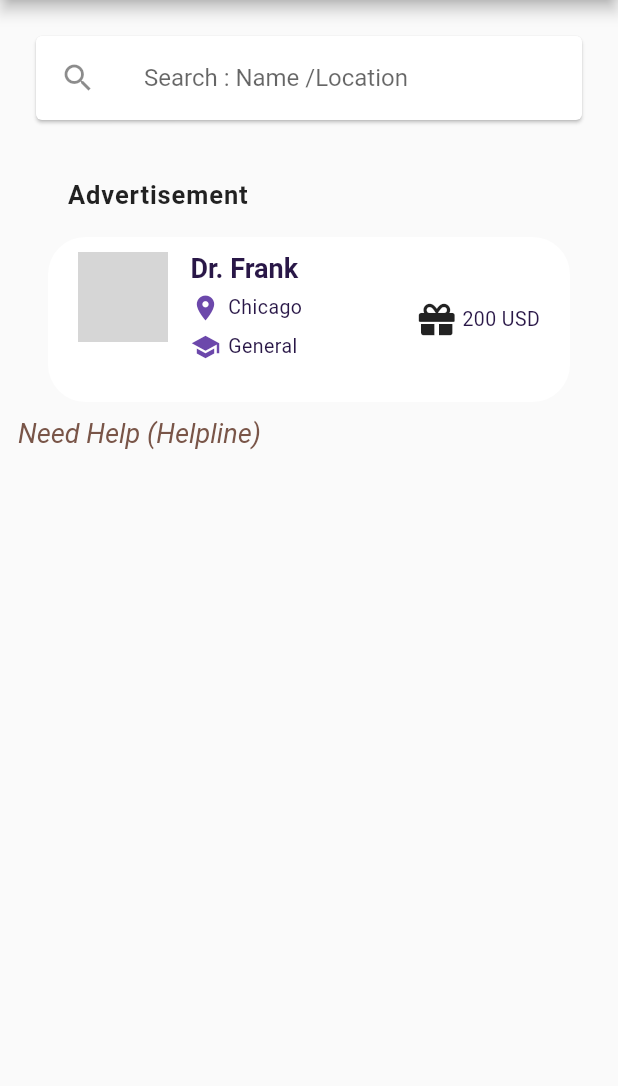
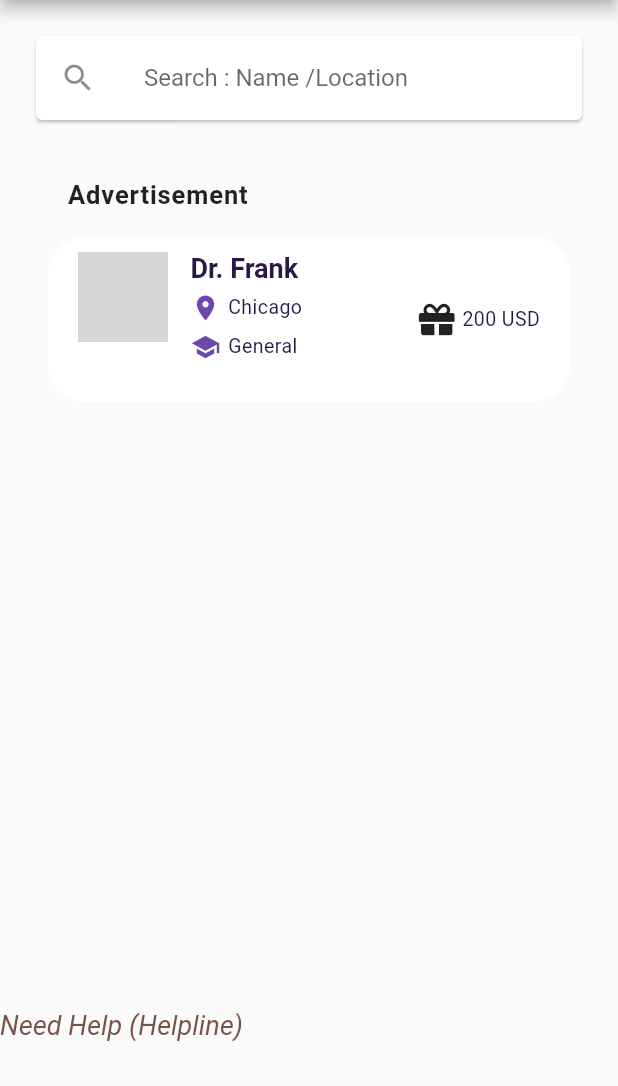
Before and after one commit to frank-hub/HMS_Mobile_App, a Flutter app: the RevDoctor screen opened directly, on a phone screen of 412 x 824 dp, the part 150-1236 px from its top. Run offline on Flutter 3.47's test engine with Material 2 defaults, Android fonts, the phone set to English and light mode, and no system bars; our stand-ins replace datetime_picker_formfield, dio, email_validator, flutter_signin_button, fluttertoast, font_awesome_flutter and 5 more; missing offline and left inert: is_first_run; accounts and stored records are empty; network calls fail; grey boxes are pictures that could not be loaded.

```diff
--- a/lib/screens/patient/revDoctor.dart
+++ b/lib/screens/patient/revDoctor.dart
@@ -155,8 +155,12 @@ class _RevDoctorState extends State<RevDoctor> {
                   ),
                 )
             ),
-            Container(
-              margin: const EdgeInsets.only(right: 210.0),
+
+          ],
+        ),
+      ),
+      bottomNavigationBar: Container(
+        margin: const EdgeInsets.only(right: 210.0,bottom: 30.0),
         child: GestureDetector(
           child: Text("Need Help (Helpline)",
             style: TextStyle(
@@ -167,9 +171,6 @@ class _RevDoctorState extends State<RevDoctor> {
           ),
         ),
 
-            )
-          ],
-        ),
       ),
     );
   }
--- a/lib/screens/patient/revHomePage.dart
+++ b/lib/screens/patient/revHomePage.dart
@@ -1,5 +1,6 @@
 import 'package:flutter/material.dart';
 import 'package:hms/screens/doctor/revPharmacy.dart';
+import 'package:hms/screens/labaratory/labhome.dart';
 import 'package:hms/screens/patient/revDoctor.dart';
 
 
@@ -169,7 +170,7 @@ class _PatientHomeState extends State<PatientHome> {
                                                Navigator.push(context,
                                                    MaterialPageRoute(
                                                        builder: (
-                                                           context) => RevPharmacy()
+                                                           context) => LabHome()
                                                    ));
                                              },
                                              child: Text('Labaratory'),
```
Also changed, not shown: lib/screens/doctor/revPharmacy.dart (+6 -5 lines), lib/screens/labaratory/labhome.dart (+16 -1 lines). Lines whose indentation alone changed are shown as unchanged.
